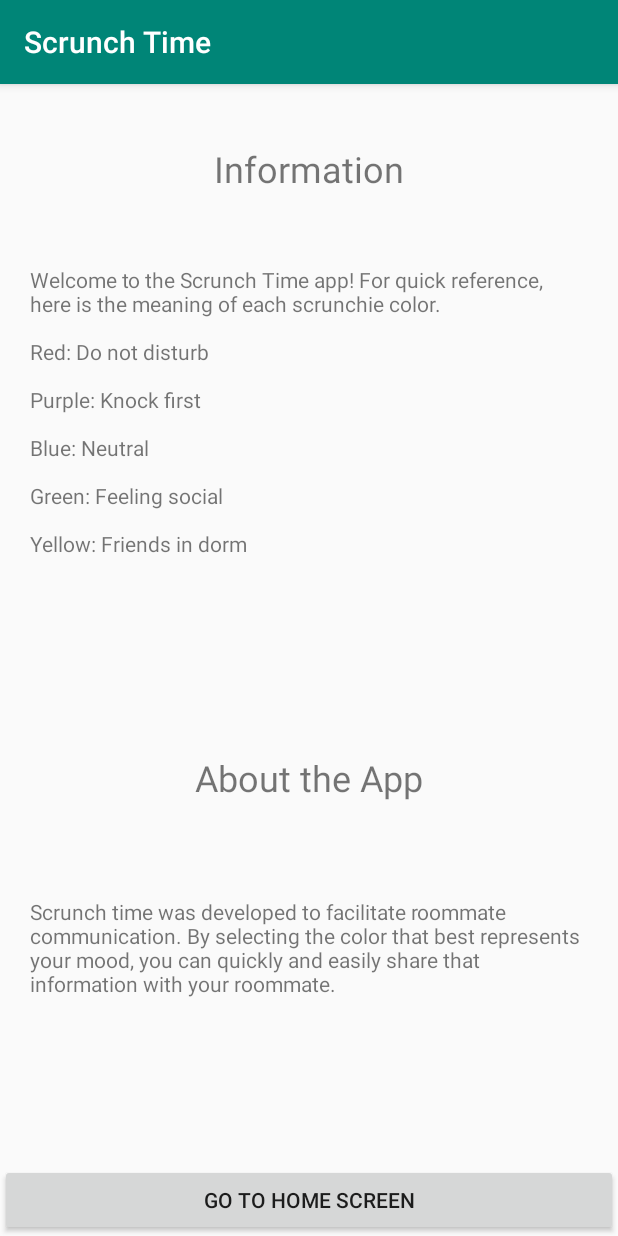
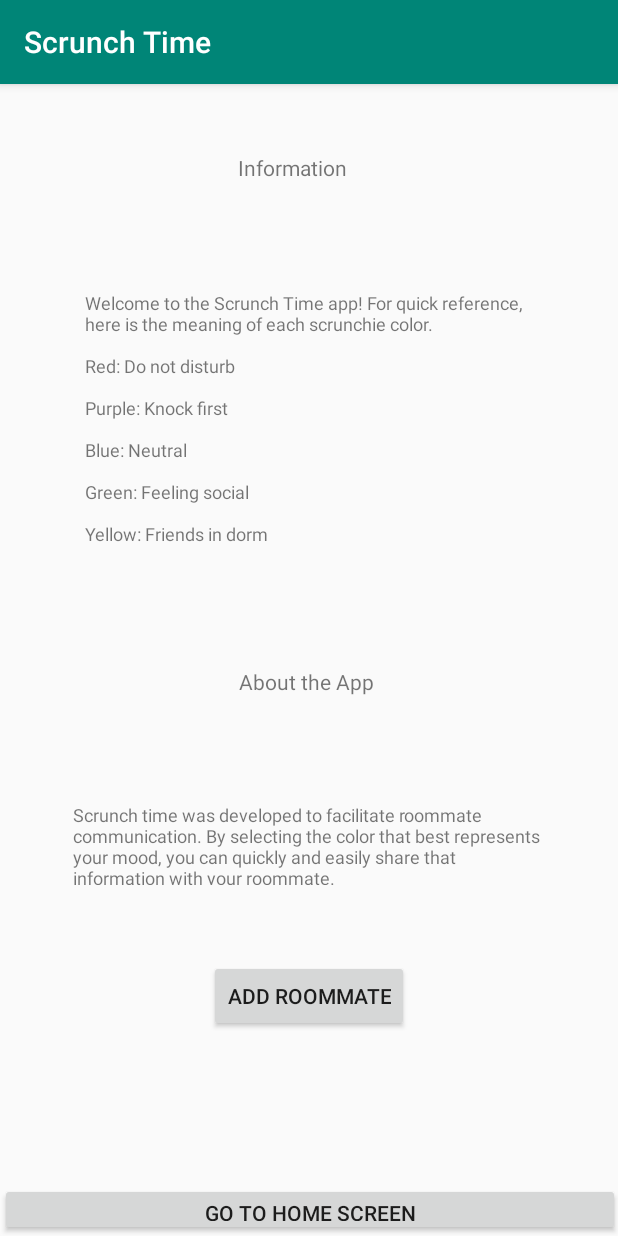
Before and after one commit to ddykiel/ScrunchTime, an Android app: the InfoScreen screen opened directly, with no data from a screen before it, on a phone screen of 412 x 824 dp. Run offline under Robolectric (Android 15) with nearby library versions, the phone set to English and light mode, and no system bars.

Commit message:
Added functionality for up to 3 roommateModel objects - imageView has to be updated

```diff
--- a/app/src/main/AndroidManifest.xml
+++ b/app/src/main/AndroidManifest.xml
@@ -9,7 +9,8 @@
         android:roundIcon="@mipmap/ic_launcher_round"
         android:supportsRtl="true"
         android:theme="@style/AppTheme">
-        <activity android:name=".InfoScreen"></activity>
+        <activity android:name=".AddRoommateActivity"></activity>
+        <activity android:name=".InfoScreen" />
         <activity android:name=".HomeScreen" />
         <activity android:name=".WelcomeScreen" />
         <activity android:name=".MainActivity">
--- a/app/src/main/java/github/io/ddykiel/HomeScreen.java
+++ b/app/src/main/java/github/io/ddykiel/HomeScreen.java
@@ -162,8 +162,6 @@ public class HomeScreen extends AppCompatActivity {
                 public void onClick(View view) {
                     Intent startIntent = new Intent(getApplicationContext(), InfoScreen.class);
                     startIntent.putExtra("userRoom", userRoom);
-                    //startIntent.putExtra("user", user);
-                    //startIntent.putExtra("firstRoomie", firstRoomie);
                     startActivity(startIntent);
             }
         });
--- a/app/src/main/java/github/io/ddykiel/InfoScreen.java
+++ b/app/src/main/java/github/io/ddykiel/InfoScreen.java
@@ -15,6 +15,7 @@ public class InfoScreen extends AppCompatActivity {
         setContentView(R.layout.activity_info_screen);
 
         Button buttonHomeScreen = (Button) findViewById(R.id.buttonHomeScreen);
+        Button buttonAddRoommate = (Button) findViewById(R.id.buttonAddRoommate);
 
         Intent intent = getIntent();
         final RoomModel userRoom = (RoomModel) intent.getSerializableExtra("userRoom");
@@ -28,5 +29,14 @@ public class InfoScreen extends AppCompatActivity {
             }
         });
 
+        buttonAddRoommate.setOnClickListener(new View.OnClickListener(){
+            @Override
+            public void onClick(View view) {
+                Intent startIntent = new Intent(getApplicationContext(), AddRoommateActivity.class);
+                startIntent.putExtra("userRoom", userRoom);
+                startActivity(startIntent);
+            }
+        });
+
     }
 }
--- a/app/src/main/java/github/io/ddykiel/ServerTranslator.java
+++ b/app/src/main/java/github/io/ddykiel/ServerTranslator.java
@@ -1,8 +1,9 @@
 package github.io.ddykiel;
 
+import java.io.Serializable;
 import java.util.HashMap;
 
-public class ServerTranslator {
+public class ServerTranslator implements Serializable {
 // ArrayList serverPair;
     private HashMap<Integer, Integer> clientToServerIDs;
 
--- a/app/src/main/res/layout/activity_info_screen.xml
+++ b/app/src/main/res/layout/activity_info_screen.xml
@@ -1,64 +1,107 @@
 <?xml version="1.0" encoding="utf-8"?>
-<LinearLayout xmlns:android="http://schemas.android.com/apk/res/android"    xmlns:app="http://schemas.android.com/apk/res-auto"
-xmlns:tools="http://schemas.android.com/tools"
-android:layout_width="match_parent"
-android:layout_height="match_parent"
-tools:context=".InfoScreen"
-    android:orientation="vertical">
+<androidx.constraintlayout.widget.ConstraintLayout xmlns:android="http://schemas.android.com/apk/res/android"
+    xmlns:app="http://schemas.android.com/apk/res-auto"
+    xmlns:tools="http://schemas.android.com/tools"
+    android:id="@+id/linearLayout"
+    android:layout_width="match_parent"
+    android:layout_height="match_parent"
+    android:orientation="vertical"
+    tools:context=".InfoScreen">
 
 
     <TextView
         android:id="@+id/textViewInformationTitle"
-        android:layout_width="wrap_content"
-        android:layout_height="62dp"
-        android:layout_gravity="center"
-        android:layout_weight="3"
+        android:layout_width="135dp"
+        android:layout_height="81dp"
         android:paddingLeft="20dp"
         android:paddingTop="40dp"
         android:paddingRight="20dp"
         android:paddingBottom="20dp"
         android:text="Information"
-        android:textSize="24sp" />
+        android:textSize="14sp"
+        app:layout_constraintBottom_toBottomOf="parent"
+        app:layout_constraintEnd_toEndOf="parent"
+        app:layout_constraintStart_toStartOf="parent"
+        app:layout_constraintTop_toTopOf="parent"
+        app:layout_constraintVertical_bias="0.009" />
 
     <TextView
         android:id="@+id/textViewColorCode"
-        android:layout_width="wrap_content"
-        android:layout_height="wrap_content"
-        android:layout_weight="7"
-        android:paddingLeft="20dp"
+        android:layout_width="378dp"
+        android:layout_height="221dp"
+        android:paddingLeft="40dp"
         android:paddingTop="20dp"
-        android:paddingRight="20dp"
+        android:paddingRight="40dp"
         android:paddingBottom="20dp"
-        android:text="@string/InfoScreenColors" />
+        android:text="@string/InfoScreenColors"
+        android:textSize="12sp"
+        app:layout_constraintBottom_toTopOf="@+id/textViewAboutAppTitle"
+        app:layout_constraintEnd_toEndOf="parent"
+        app:layout_constraintHorizontal_bias="0.484"
+        app:layout_constraintStart_toStartOf="parent"
+        app:layout_constraintTop_toBottomOf="@+id/textViewInformationTitle" />
 
     <TextView
         android:id="@+id/textViewAboutAppTitle"
-        android:layout_width="wrap_content"
-        android:layout_height="57dp"
-        android:layout_gravity="center"
-        android:layout_weight="3"
+        android:layout_width="134dp"
+        android:layout_height="60dp"
         android:paddingLeft="20dp"
         android:paddingTop="20dp"
         android:paddingRight="20dp"
         android:paddingBottom="20dp"
         android:text="About the App"
-        android:textSize="24sp" />
+        android:textSize="14sp"
+        app:layout_constraintBottom_toTopOf="@+id/textViewAboutApp"
+        app:layout_constraintEnd_toEndOf="parent"
+        app:layout_constraintHorizontal_bias="0.5"
+        app:layout_constraintStart_toStartOf="parent"
+        app:layout_constraintTop_toBottomOf="@+id/textViewColorCode" />
 
     <TextView
         android:id="@+id/textViewAboutApp"
-        android:layout_width="wrap_content"
-        android:layout_height="wrap_content"
-        android:paddingLeft="20dp"
+        android:layout_width="394dp"
+        android:layout_height="95dp"
+        android:paddingLeft="40dp"
         android:paddingTop="20dp"
-        android:paddingRight="20dp"
+        android:paddingRight="40dp"
         android:paddingBottom="20dp"
-        android:layout_weight="7"
-        android:text="@string/InfoScreenAboutApp" />
+        android:text="@string/InfoScreenAboutApp"
+        android:textSize="12sp"
+        app:layout_constraintBottom_toTopOf="@+id/buttonAddRoommate"
+        app:layout_constraintEnd_toEndOf="parent"
+        app:layout_constraintHorizontal_bias="0.47"
+        app:layout_constraintStart_toStartOf="parent"
+        app:layout_constraintTop_toBottomOf="@+id/textViewAboutAppTitle" />
 
     <Button
         android:id="@+id/buttonHomeScreen"
-        android:layout_width="match_parent"
+        android:layout_width="413dp"
+        android:layout_height="35dp"
+        android:text="Go to Home Screen"
+        app:layout_constraintBottom_toBottomOf="parent"
+        app:layout_constraintEnd_toEndOf="parent"
+        app:layout_constraintHorizontal_bias="0.5"
+        app:layout_constraintStart_toStartOf="parent"
+        app:layout_constraintTop_toTopOf="parent"
+        app:layout_constraintVertical_bias="1.0" />
+
+    <Button
+        android:id="@+id/buttonAddRoommate"
+        android:layout_width="wrap_content"
         android:layout_height="wrap_content"
-        android:layout_weight="0"
-        android:text="Go to Home Screen" />
-</LinearLayout>
+        android:text="Add Roommate"
+        app:layout_constraintBottom_toTopOf="@+id/textViewDummy"
+        app:layout_constraintEnd_toEndOf="parent"
+        app:layout_constraintStart_toStartOf="parent"
+        app:layout_constraintTop_toBottomOf="@+id/textViewAboutApp" />
+
+    <TextView
+        android:id="@+id/textViewDummy"
+        android:layout_width="wrap_content"
+        android:layout_height="wrap_content"
+        android:textSize="30sp"
+        app:layout_constraintBottom_toTopOf="@+id/buttonHomeScreen"
+        app:layout_constraintEnd_toEndOf="parent"
+        app:layout_constraintStart_toStartOf="parent"
+        app:layout_constraintTop_toBottomOf="@+id/buttonAddRoommate" />
+</androidx.constraintlayout.widget.ConstraintLayout>
```
Also changed, not shown: app/src/main/java/github/io/ddykiel/AddRoommateActivity.java (added, +75 -0 lines), app/src/main/res/layout/activity_add_roommate.xml (added, +64 -0 lines), app/src/main/res/layout/activity_welcome_screen.xml (+13 -3 lines).
